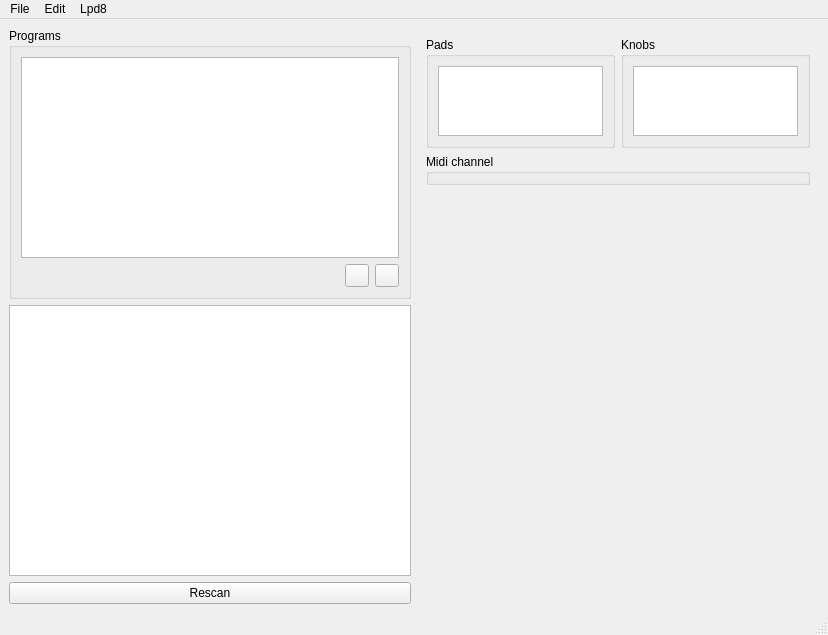
Before: the Qt Designer form src/mainwindow.ui in charlesfleche/lpd8editor, drawn with Qt 5.
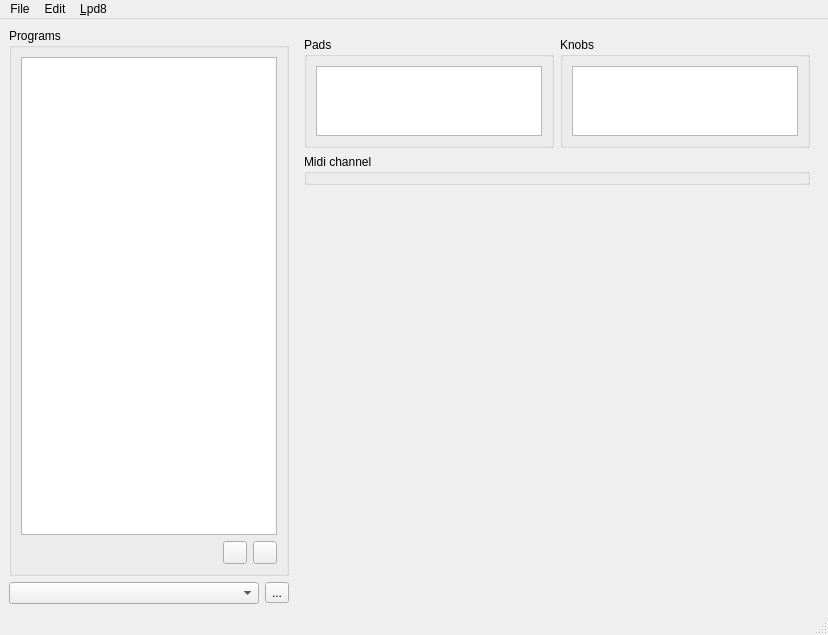
After: the same form once the commit is applied. Icons and pictures are not drawn.

Commit message: Make client selector a combo box

```diff
--- a/src/mainwindow.ui
+++ b/src/mainwindow.ui
@@ -18,7 +18,7 @@
   </property>
   <widget class="QWidget" name="centralwidget">
    <layout class="QGridLayout" name="gridLayout_2">
-    <item row="0" column="0">
+    <item row="0" column="0" colspan="2">
      <widget class="QGroupBox" name="groupBoxPrograms">
       <property name="title">
        <string>Programs</string>
@@ -71,7 +71,7 @@
       </layout>
      </widget>
     </item>
-    <item row="0" column="1" rowspan="2">
+    <item row="0" column="2" rowspan="2">
      <widget class="QStackedWidget" name="stackedWidget">
       <property name="currentIndex">
        <number>1</number>
@@ -188,12 +188,12 @@
      </widget>
     </item>
     <item row="1" column="0">
-     <widget class="QListView" name="listView"/>
+     <widget class="QComboBox" name="clientComboBox"/>
     </item>
-    <item row="2" column="0">
-     <widget class="QPushButton" name="rescanPortsButton">
+    <item row="1" column="1">
+     <widget class="QToolButton" name="rescanButton">
       <property name="text">
-       <string>Rescan</string>
+       <string>...</string>
       </property>
      </widget>
     </item>
@@ -205,7 +205,7 @@
      <x>0</x>
      <y>0</y>
      <width>828</width>
-     <height>35</height>
+     <height>42</height>
     </rect>
    </property>
    <widget class="QMenu" name="menuFile">
@@ -226,7 +226,7 @@
    </widget>
    <widget class="QMenu" name="menuLPD8">
     <property name="title">
-     <string>Lpd8</string>
+     <string>&amp;Lpd8</string>
     </property>
     <addaction name="actionGetProgram1"/>
     <addaction name="actionGetProgram2"/>
```
Left out of the diff: 16 changed lines with no effect on the pictures. The commit also changes 3 other files.
